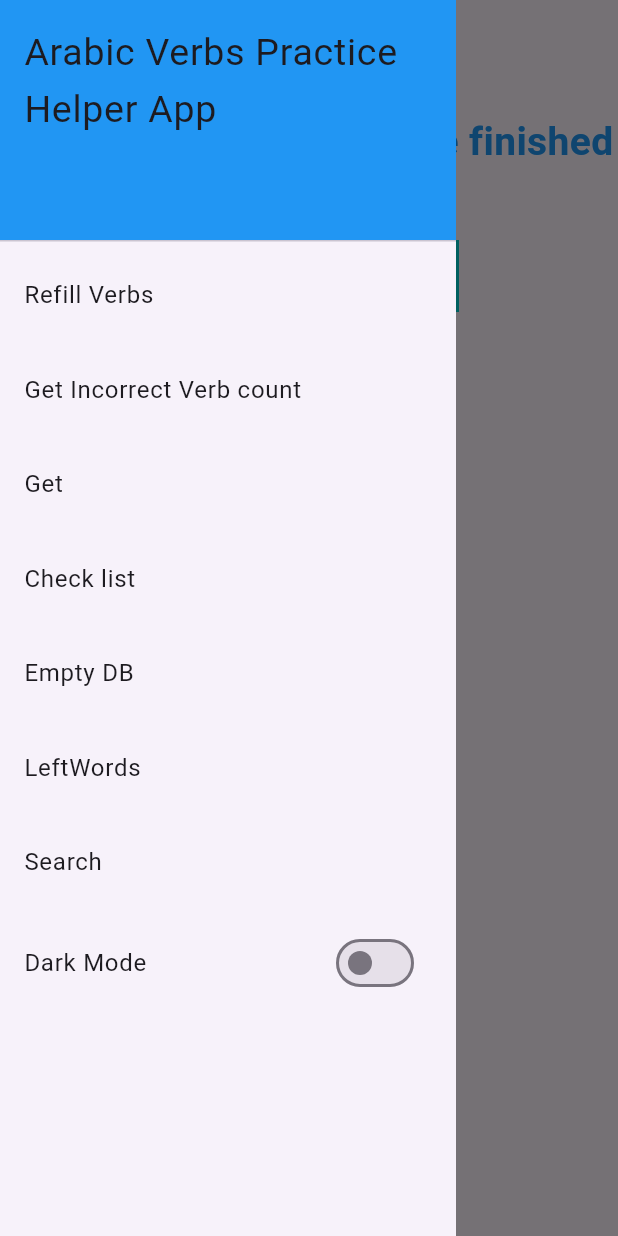
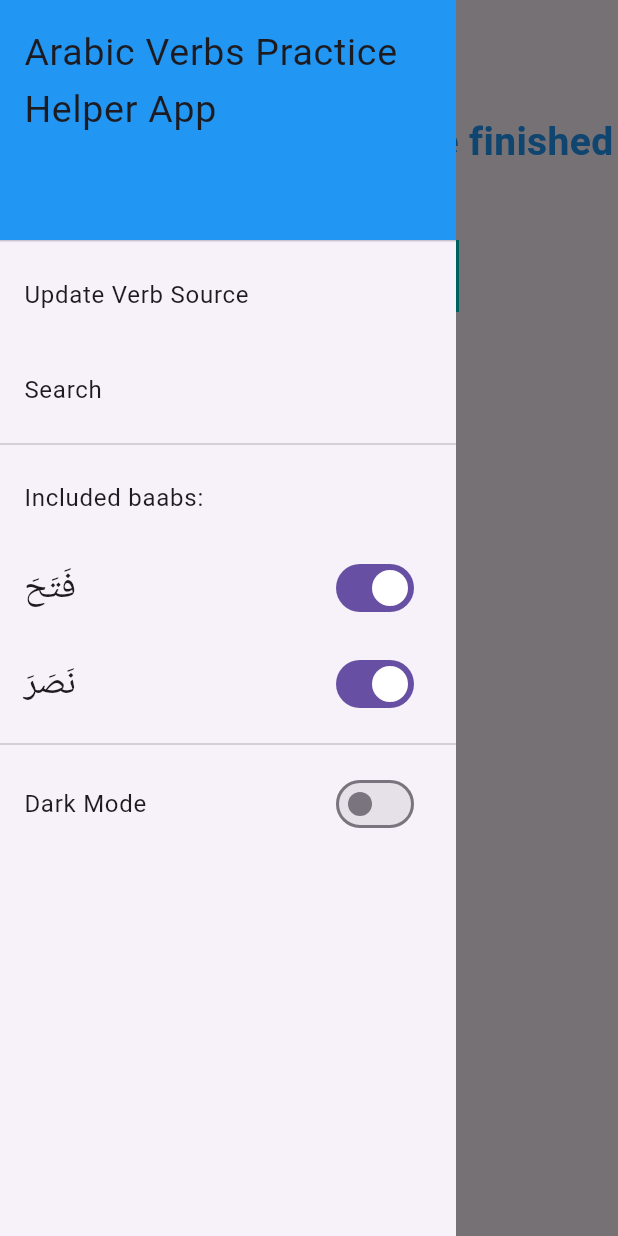
Before and after one commit to shababhsiddique/arabic-baab-app, a Flutter app: the screen it shows after launch, in the side drawer, after a tap on "Restart", on a phone screen of 412 x 824 dp. Run offline on Flutter 3.47's test engine with Material 3 defaults, Android fonts, the light colour scheme and no system bars; our stand-ins replace csv, flutter_riverpod, hive, hive_flutter, shared_preferences; accounts and stored records are empty; network calls fail.

Commit message:
Testing filter by baab

```diff
--- a/lib/controller/appController.dart
+++ b/lib/controller/appController.dart
@@ -2,6 +2,7 @@
 // By using a provider, this allows us to mock/override the value exposed.
 import 'dart:math';
 
+import 'package:baab_practice/helper/arabic.dart';
 import 'package:baab_practice/helper/hive.dart';
 import 'package:baab_practice/helper/preferences.dart';
 import 'package:baab_practice/model/ArabicVerb.dart';
@@ -23,6 +24,11 @@ class AppControllerState extends ChangeNotifier {
 
   bool showAnswer = false;
 
+  List<String> includeBaabs = [
+    ArabicTerms.baabFatahaYaftahu,
+    ArabicTerms.baabNasaraYansuru,
+  ];
+
 
   //final ref;
   AppControllerState() {
@@ -31,18 +37,23 @@ class AppControllerState extends ChangeNotifier {
   }
 
   loadSession(){
-    currentSessionVerbs = VerbAppDatabase.fetchVerbs();
+    currentSessionVerbs = VerbAppDatabase.fetchVerbsByBaab(includeBaabs);
+
+    if(currentQuestionVerb == null && currentSessionVerbs.isNotEmpty){
+      generateNewRandomQuestionVerb();
+    }
+
+    //this if data was emptyl;
     if(currentSessionVerbs.isEmpty){
       VerbAppDatabase.fillVerbsFromSource().then((v){
-        currentSessionVerbs = VerbAppDatabase.fetchVerbs();
+        currentSessionVerbs = VerbAppDatabase.fetchVerbsByBaab(includeBaabs);
+        generateNewRandomQuestionVerb();
         notifyListeners();
       });
     }
 
     print("app state initiated");
-    if(currentQuestionVerb == null && currentSessionVerbs.isNotEmpty){
-      generateNewRandomQuestionVerb();
-    }
+
   }
 
   void toggleDarkMode(){
@@ -82,7 +93,7 @@ class AppControllerState extends ChangeNotifier {
       currentQuestionText = currentQuestionVerb?.pickRandomQuestion() ?? "";
 
     } else {
-
+      currentQuestionVerb = null;
     }
 
     notifyListeners();
--- /dev/null
+++ b/lib/helper/arabic.dart
@@ -0,0 +1,9 @@
+abstract class ArabicTerms {
+  static const baabFatahaYaftahu = 'فَتَحَ';
+  static const baabNasaraYansuru = 'نَصَرَ';
+  static const baabSamiaYasmau = 'سَمِعَ';
+  static const baabKarumaYakrumu = 'كَرُمَ';
+  static const baabDarabaYadribu = 'ضَرَبَ';
+  static const baabAlIfal = 'اَفْعَلَ';
+  static const baabAlMufaala = 'اَلْمُفَاعَلَةُ';
+}
--- a/lib/helper/hive.dart
+++ b/lib/helper/hive.dart
@@ -36,6 +36,22 @@ abstract class VerbAppDatabase {
     return verbList;
   }
 
+
+  static List<ArabicVerb> fetchVerbsByBaab(List<String> selectedBaabs) {
+    box ??= Hive.box<ArabicVerb>(mainVerbBox);
+    // Filter verbs where failCounter is greater than 0 (indicating incorrect attempts)
+    List<ArabicVerb> selectedVerbs = [];
+
+    for( var baab in selectedBaabs){
+      for (ArabicVerb verb in box!.values.where((verb) => verb.baab == baab)) {
+        print("Maadi: ${verb.maadi}, Bengali: ${verb.bengaliMeaning}");
+        selectedVerbs.add(verb);
+      }
+    }
+
+    return selectedVerbs;
+  }
+
   static Future<bool> fillVerbsFromSource() async {
     // Fetch CSV file from the link
     try {
@@ -50,7 +66,7 @@ abstract class VerbAppDatabase {
         List<List<dynamic>> rows = const CsvToListConverter().convert(csvData);
 
         // Skip header row and process the data
-        for (int i = 1; i < 5; i++) {
+        for (int i = 1; i < rows.length; i++) {
           final row = rows[i];
 
           ArabicVerb verb = ArabicVerb(
@@ -60,10 +76,27 @@ abstract class VerbAppDatabase {
             bengaliMeaning: row[3].toString(),
             baab: row[4].toString(),
           );
+          var existingVerb = box!.get(verb.maadi);
 
-          if (!box!.containsKey(verb.maadi)) {
-            // Add each new verb to Hive database
+          if (existingVerb != null) {
+            // Compare properties to check if they are the same
+            bool isIdentical = existingVerb.mudari == verb.mudari &&
+                existingVerb.masdar == verb.masdar &&
+                existingVerb.bengaliMeaning == verb.bengaliMeaning &&
+                existingVerb.baab == verb.baab;
+
+            if (!isIdentical) {
+              // Remove existing and update with new one
+              await box!.delete(verb.maadi);
+              await box!.put(verb.maadi, verb);
+              print('Updated existing verb: ${verb.maadi}');
+            } else {
+              print('Verb already exists with identical data: ${verb.maadi}');
+            }
+          } else {
+            // Add new verb if it doesn't exist
             await box!.put(verb.maadi, verb);
+            print('Added new verb: ${verb.maadi}');
           }
         }
 
--- a/lib/helper/styles.dart
+++ b/lib/helper/styles.dart
@@ -5,7 +5,7 @@ const TextStyle appbarTextStyle = TextStyle(
   fontWeight: FontWeight.w500
 );
 
-abstract class myTextStyles {
+abstract class MyTextStyles {
 
   static const TextStyle cardTitle = TextStyle(
     fontSize: 26,
@@ -28,4 +28,8 @@ abstract class myTextStyles {
       fontWeight: FontWeight.bold,
       color: Colors.black
   );
+
+  static const TextStyle radioArabicBaab = TextStyle(
+      fontSize: 24,
+  );
 }
--- a/lib/screens/home.dart
+++ b/lib/screens/home.dart
@@ -1,6 +1,6 @@
 import 'package:baab_practice/helper/styles.dart';
 import 'package:baab_practice/model/ArabicVerb.dart';
-import 'package:baab_practice/widgets/baab_practice_app_drawer.dart';
+import 'package:baab_practice/widgets/baabPracticeAppDrawer.dart';
 import 'package:baab_practice/controller/appController.dart';
 import 'package:baab_practice/widgets/verbCard.dart';
 import 'package:flutter/material.dart';
@@ -36,7 +36,7 @@ class AppHome extends ConsumerWidget {
                     children: [
                       Text(
                           "Congratulations you have finished your session",
-                        style: myTextStyles.cardTitle,
+                        style: MyTextStyles.cardTitle,
                         textAlign: TextAlign.center,
                       ),
                       SizedBox(height: 10),
@@ -54,7 +54,7 @@ class AppHome extends ConsumerWidget {
                             children: [
                               Text(
                                 "Restart",
-                                style: myTextStyles.cardButton,
+                                style: MyTextStyles.cardButton,
                               ),
                             ],
                           ),
--- a/lib/widgets/baab_practice_app_drawer.dart
+++ b/lib/widgets/baabPracticeAppDrawer.dart
@@ -1,5 +1,7 @@
 import 'package:baab_practice/controller/appController.dart';
+import 'package:baab_practice/helper/arabic.dart';
 import 'package:baab_practice/helper/hive.dart';
+import 'package:baab_practice/helper/styles.dart';
 import 'package:baab_practice/model/ArabicVerb.dart';
 import 'package:flutter/material.dart';
 import 'package:flutter_riverpod/flutter_riverpod.dart';
@@ -9,12 +11,9 @@ class BaabPracticeAppDrawer extends ConsumerWidget {
     super.key,
   });
 
-
   @override
   Widget build(BuildContext context, WidgetRef ref) {
-
     final applicationController = ref.watch(appController);
-
 
     return Drawer(
       shape: RoundedRectangleBorder(
@@ -35,63 +34,65 @@ class BaabPracticeAppDrawer extends ConsumerWidget {
             ),
           ),
           ListTile(
-            title: const Text('Refill Verbs'),
-            onTap: () {
-              VerbAppDatabase.fillVerbsFromSource();
+            title: const Text('Update Verb Source'),
+            onTap: () async {
+              await VerbAppDatabase.fillVerbsFromSource();
+              applicationController.loadSession();
+              applicationController.generateNewRandomQuestionVerb();
             },
           ),
           SizedBox(height: 7),
 
-          ListTile(
-            title: const Text('Get Incorrect Verb count'),
-            onTap: () {
-              print(VerbAppDatabase.getPreviousFailWords().length);
-            },
-          ),
-          SizedBox(height: 7),
-
-          ListTile(
-            title: const Text('Get'),
-            onTap: () {
-              ArabicVerb? v = VerbAppDatabase.getVerbByMaadi('كَتَبَ');
-              if(v != null){
-                print("vrb found - ${v.mudari} ${v.masdar}");
-              }
-            },
-          ),
-          SizedBox(height: 7),
-
-          ListTile(
-            title: const Text('Check list'),
-            onTap: () {
-              VerbAppDatabase.fetchVerbs();
-            },
-          ),
-          SizedBox(height: 7),
-
-          ListTile(
+          /*ListTile(
             title: const Text('Empty DB'),
             onTap: () {
               VerbAppDatabase.clearData();
             },
           ),
-          SizedBox(height: 7),
-
-          ListTile(
-            title: const Text('LeftWords'),
-            onTap: () {
-              applicationController.getCurrentSessionWordsLeft();
-            },
-          ),
-          SizedBox(height: 7),
+          SizedBox(height: 7),*/
 
           ListTile(
             title: const Text('Search'),
             onTap: () {
-              Navigator.of(context).popAndPushNamed(  '/search');
+              Navigator.of(context).popAndPushNamed('/search');
             },
           ),
-          SizedBox(height: 7),
+          Divider(),
+          ListTile(
+            title: const Text('Included baabs:'),
+          ),
+          ListTile(
+            title: Row(
+              mainAxisAlignment: MainAxisAlignment.spaceBetween,
+              children: [
+                Text(
+                  ArabicTerms.baabFatahaYaftahu,
+                  style: MyTextStyles.radioArabicBaab,
+                ),
+                Switch(
+                  value: applicationController.includeBaabs.contains(ArabicTerms.baabFatahaYaftahu),
+                  onChanged: (value) {},
+                )
+              ],
+            ),
+          ),
+          ListTile(
+            title: Row(
+              mainAxisAlignment: MainAxisAlignment.spaceBetween,
+              children: [
+                Text(
+                  ArabicTerms.baabNasaraYansuru,
+                  style: MyTextStyles.radioArabicBaab,
+                ),
+                Switch(
+                  value: applicationController.includeBaabs.contains(ArabicTerms.baabNasaraYansuru),
+                  onChanged: (value) {},
+                )
+              ],
+            ),
+          ),
+
+          Divider(),
           ListTile(
             title: Row(
               mainAxisAlignment: MainAxisAlignment.spaceBetween,
--- a/lib/widgets/verbCard.dart
+++ b/lib/widgets/verbCard.dart
@@ -54,7 +54,7 @@ class VerbCard extends ConsumerWidget {
                 Center(
                   child: Text(
                     question,
-                    style: myTextStyles.cardTitle,
+                    style: MyTextStyles.cardTitle,
                     textDirection: TextDirection.rtl, // Right-to-left for Arabic
                   ),
                 ),
@@ -104,7 +104,7 @@ class VerbCard extends ConsumerWidget {
                       children: [
                         Text(
                           showingAnswer ? "Incorrect" : "Ask Later",
-                          style: myTextStyles.cardButton,
+                          style: MyTextStyles.cardButton,
                         ),
                       ],
                     ),
@@ -135,7 +135,7 @@ class VerbCard extends ConsumerWidget {
                       children: [
                         Text(
                           showingAnswer ? "Correct" : "Show Answer",
-                          style: myTextStyles.cardButton,
+                          style: MyTextStyles.cardButton,
                           overflow: TextOverflow.ellipsis,
                         ),
                       ],
@@ -161,11 +161,11 @@ class VerbCard extends ConsumerWidget {
             children: [
               Text(
                 title,
-                style: myTextStyles.cardColumnHeading,
+                style: MyTextStyles.cardColumnHeading,
               ),
               Text(
                 ":",
-                style: myTextStyles.cardColumnHeading,
+                style: MyTextStyles.cardColumnHeading,
               ),
             ],
           ),
@@ -176,7 +176,7 @@ class VerbCard extends ConsumerWidget {
           ),
           child: Text(
             showAnswer ? value : "guess...",
-            style: myTextStyles.cardColumnValue.copyWith(
+            style: MyTextStyles.cardColumnValue.copyWith(
               fontSize: (title == 'Bengali' ? 20 :null),
               color: !showAnswer ? Colors.grey : null,
             ),
```
